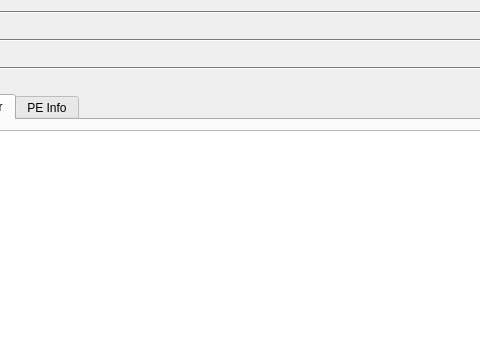
The window that virusbattle/VBUI.ui (flowyroll/virusbattle-ida-plugin) describes before a commit, drawn with Qt 5; both pictures show x 134 to 614 and y 0 to 347 of the 752 by 459 pixel window.
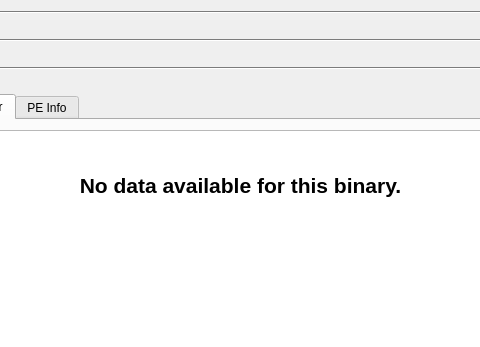
The same window after the commit. The open tabs and pages were chosen to show the change.

```diff
--- a/virusbattle/VBUI.ui
+++ b/virusbattle/VBUI.ui
@@ -2128,6 +2128,15 @@
          <height>261</height>
         </rect>
        </property>
+       <property name="html">
+        <string>&lt;!DOCTYPE HTML PUBLIC &quot;-//W3C//DTD HTML 4.0//EN&quot; &quot;http://www.w3.org/TR/REC-html40/strict.dtd&quot;&gt;
+&lt;html&gt;&lt;head&gt;&lt;meta name=&quot;qrichtext&quot; content=&quot;1&quot; /&gt;&lt;style type=&quot;text/css&quot;&gt;
+p, li { white-space: pre-wrap; }
+&lt;/style&gt;&lt;/head&gt;&lt;body style=&quot; font-family:'MS Shell Dlg 2'; font-size:8.25pt; font-weight:400; font-style:normal;&quot;&gt;
+&lt;p align=&quot;center&quot; style=&quot;-qt-paragraph-type:empty; margin-top:0px; margin-bottom:0px; margin-left:0px; margin-right:0px; -qt-block-indent:0; text-indent:0px; font-size:8pt;&quot;&gt;&lt;br /&gt;&lt;/p&gt;
+&lt;p align=&quot;center&quot; style=&quot;-qt-paragraph-type:empty; margin-top:0px; margin-bottom:0px; margin-left:0px; margin-right:0px; -qt-block-indent:0; text-indent:0px; font-size:16pt; font-weight:600;&quot;&gt;&lt;br /&gt;&lt;/p&gt;
+&lt;p align=&quot;center&quot; style=&quot; margin-top:0px; margin-bottom:0px; margin-left:0px; margin-right:0px; -qt-block-indent:0; text-indent:0px;&quot;&gt;&lt;span style=&quot; font-size:16pt; font-weight:600;&quot;&gt;No data available for this binary.&lt;/span&gt;&lt;/p&gt;&lt;/body&gt;&lt;/html&gt;</string>
+       </property>
       </widget>
      </widget>
      <widget class="QWidget" name="tab_5">
```
Left out of the diff: 9 changed lines with no effect on the pictures.
